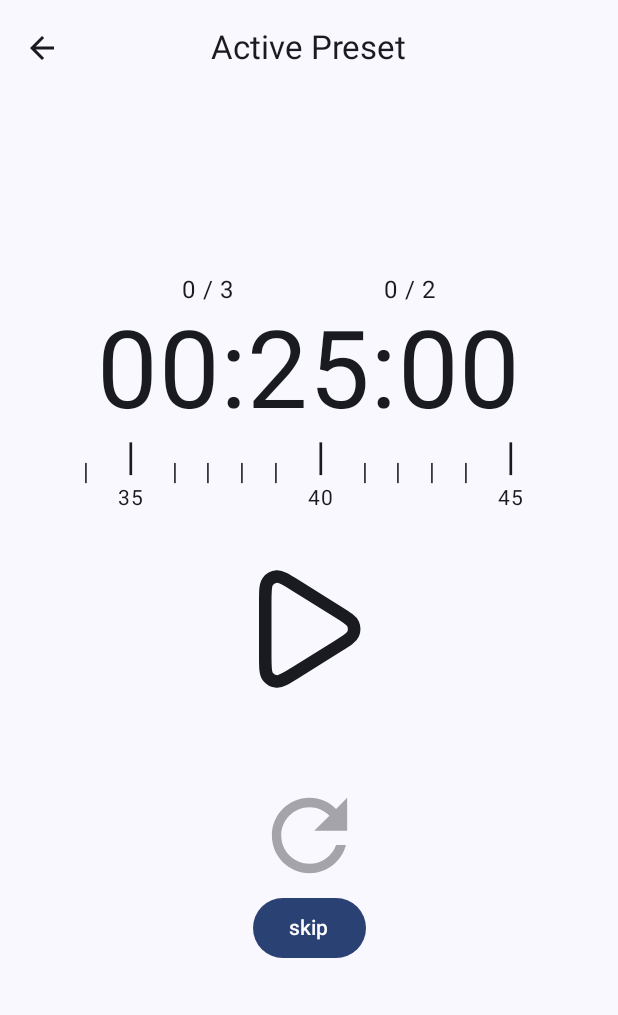
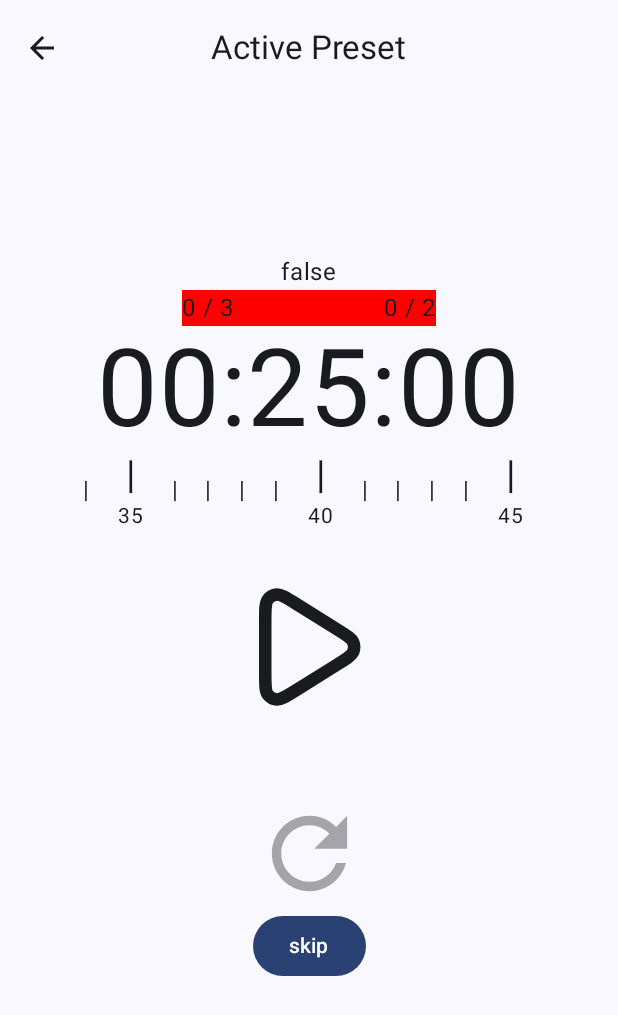
Before and after one commit to AndreMarthinsen/Hourglass-Pomodoro-app, an Android app built with Jetpack Compose: the composable PomodoroApp shown on its own in the app's theme, on a phone screen of 412 x 824 dp. Shown: the top 1015 px of the screen. Run offline under Robolectric (Android 15) with nearby library versions, the phone set to English and light mode, and no system bars; our stand-ins replace Room's generated code.

Commit message:
Updates ActiveTimerViewModel with proper handling of rounds and focus sessions

```diff
--- a/app/src/main/java/com/example/assignment1/ui/preset/ActivePresetScreen.kt
+++ b/app/src/main/java/com/example/assignment1/ui/preset/ActivePresetScreen.kt
@@ -34,6 +34,7 @@ import androidx.compose.runtime.rememberCoroutineScope
 import androidx.compose.runtime.setValue
 import androidx.compose.ui.Alignment
 import androidx.compose.ui.Modifier
+import androidx.compose.ui.graphics.Color
 import androidx.compose.ui.input.pointer.pointerInput
 import androidx.compose.ui.res.painterResource
 import androidx.compose.ui.unit.Dp
@@ -96,7 +97,6 @@ fun ActiveTimerScreen(
 }
 
 
-
 @Composable
 fun ActiveTimerBody(
     viewModel: ActiveTimerViewModel,
@@ -124,6 +124,7 @@ fun ActiveTimerBody(
     val minutes by viewModel.minutes
     val seconds by viewModel.seconds
     val timerState by viewModel.currentState
+    val isBreak by viewModel.isBreak
 
 
     Column(
@@ -134,14 +135,17 @@ fun ActiveTimerBody(
         verticalArrangement = Arrangement.Center,
         horizontalAlignment = Alignment.CenterHorizontally
     ) {
-        Row() {
+        Text("$isBreak")
+        Row(
+            Modifier.background( if(isBreak) {Color.Red} else {Color.Red} )
+        ) {
             Text("${viewModel.elapsedRounds.intValue} / ${viewModel.loadedPreset.roundsInSession}")
             Spacer(Modifier.width(100.dp))
             Text("${viewModel.elapsedSessions.intValue} / ${viewModel.loadedPreset.totalSessions}")
         }
 
         TimerDisplay(hours, minutes, seconds)
-        TimerAdjustmentBar(
+        TimerAdjustmentBar (
             scrollState = scrollState,
             onDragEnd = { timerAdjustmentTick = 0.0f },
             onAdjustment = { adjustment ->
@@ -157,8 +161,7 @@ fun ActiveTimerBody(
                         )
                     }
                 }
-            }
-        )
+            })
         Spacer(Modifier.height(30.dp))
         Column(
             horizontalAlignment = Alignment.CenterHorizontally
--- a/app/src/main/java/com/example/assignment1/ui/preset/ActiveTimerViewModel.kt
+++ b/app/src/main/java/com/example/assignment1/ui/preset/ActiveTimerViewModel.kt
@@ -161,6 +161,7 @@ class ActiveTimerViewModel() : ViewModel() {
         elapsedRounds.intValue = 0
         elapsedSessions.intValue = 0
         finishedPreset.value = false
+        isBreak.value = false
         setup()
     }
 
```
